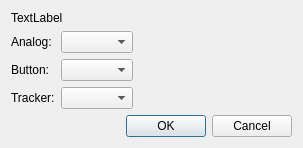
Kitware/ParaView, file Plugins/VR/pqVRAddStyleDialog.ui: the form before one commit.
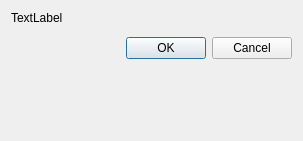
The form after the commit.

Commit message: Allow multiple inputs of each type in vtkVRInteractorStyle.

```diff
--- a/Plugins/VR/pqVRAddStyleDialog.ui
+++ b/Plugins/VR/pqVRAddStyleDialog.ui
@@ -30,57 +30,6 @@
      </property>
     </widget>
    </item>
-   <item row="1" column="0">
-    <widget class="QLabel" name="analogLabel">
-     <property name="text">
-      <string>Analog:</string>
-     </property>
-     <property name="buddy">
-      <cstring>analogCombo</cstring>
-     </property>
-    </widget>
-   </item>
-   <item row="1" column="1">
-    <widget class="QComboBox" name="analogCombo">
-     <property name="toolTip">
-      <string>&lt;html&gt;&lt;head/&gt;&lt;body&gt;&lt;p&gt;Select the analog input for the new interaction.&lt;/p&gt;&lt;/body&gt;&lt;/html&gt;</string>
-     </property>
-    </widget>
-   </item>
-   <item row="2" column="0">
-    <widget class="QLabel" name="buttonLabel">
-     <property name="text">
-      <string>Button:</string>
-     </property>
-     <property name="buddy">
-      <cstring>buttonCombo</cstring>
-     </property>
-    </widget>
-   </item>
-   <item row="2" column="1">
-    <widget class="QComboBox" name="buttonCombo">
-     <property name="toolTip">
-      <string>&lt;html&gt;&lt;head/&gt;&lt;body&gt;&lt;p&gt;Select the button input for the new interaction.&lt;/p&gt;&lt;/body&gt;&lt;/html&gt;</string>
-     </property>
-    </widget>
-   </item>
-   <item row="3" column="0">
-    <widget class="QLabel" name="trackerLabel">
-     <property name="text">
-      <string>Tracker:</string>
-     </property>
-     <property name="buddy">
-      <cstring>trackerCombo</cstring>
-     </property>
-    </widget>
-   </item>
-   <item row="3" column="1">
-    <widget class="QComboBox" name="trackerCombo">
-     <property name="toolTip">
-      <string>&lt;html&gt;&lt;head/&gt;&lt;body&gt;&lt;p&gt;Select the tracking input for the new interaction.&lt;/p&gt;&lt;/body&gt;&lt;/html&gt;</string>
-     </property>
-    </widget>
-   </item>
    <item row="4" column="0" colspan="2">
     <widget class="QDialogButtonBox" name="buttonBox">
      <property name="orientation">
@@ -94,6 +43,13 @@
      </property>
     </widget>
    </item>
+   <item row="3" column="0" colspan="2">
+    <layout class="QFormLayout" name="inputForm">
+     <property name="fieldGrowthPolicy">
+      <enum>QFormLayout::ExpandingFieldsGrow</enum>
+     </property>
+    </layout>
+   </item>
   </layout>
  </widget>
  <resources/>
```
The commit also changes 11 other files.
